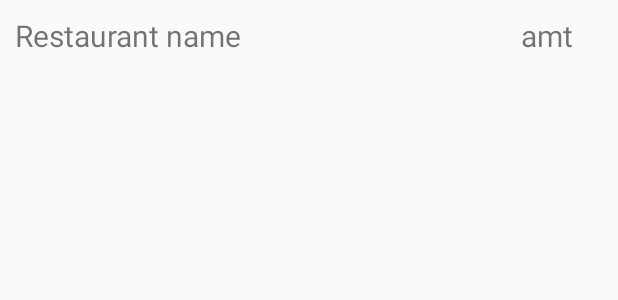
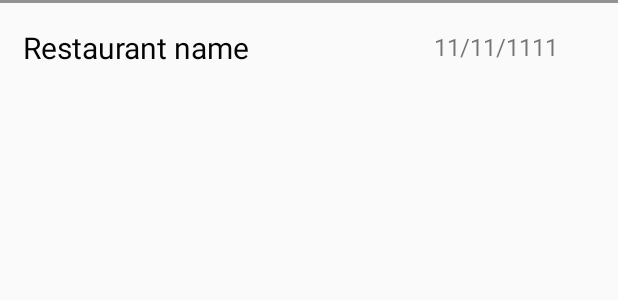
Before and after one commit to KameshRazer/FoodRunner, an Android app: the layout recyclerview_display_order_history.xml on its own in the app's theme, with its tools: preview values and no code run, on a phone screen of 412 x 824 dp. Shown: the top 300 px of the screen. Run offline under Robolectric (Android 15) with nearby library versions, the phone set to English and light mode, and no system bars.

Commit message:
My order History design changed

```diff
--- a/app/src/main/java/com/example/foodrunner/ui/orderHistory/FoodItemAdapter.kt
+++ b/app/src/main/java/com/example/foodrunner/ui/orderHistory/FoodItemAdapter.kt
@@ -10,7 +10,7 @@ import com.example.foodrunner.R
 class FoodItemAdapter(private val foodList: ArrayList<ArrayList<String>>): RecyclerView.Adapter<FoodItemAdapter.ViewHolder>() {
 
     override fun onCreateViewHolder(parent: ViewGroup, viewType: Int): ViewHolder {
-        val view = LayoutInflater.from(parent.context).inflate(R.layout.recyclerview_display_order_history,parent,false)
+        val view = LayoutInflater.from(parent.context).inflate(R.layout.recyclerview_display_oh_fooditem,parent,false)
         return ViewHolder(view)
     }
 
@@ -24,8 +24,8 @@ class FoodItemAdapter(private val foodList: ArrayList<ArrayList<String>>): Recyc
 
     class ViewHolder(itemView :View):RecyclerView.ViewHolder(itemView){
 
-        val resName = itemView.findViewById<TextView>(R.id.rvdo_res_name)
-        val totCost = itemView.findViewById<TextView>(R.id.rvdo_total_cost)
+        val resName = itemView.findViewById<TextView>(R.id.rvdof_food_name)
+        val totCost = itemView.findViewById<TextView>(R.id.rvdof_cost)
         fun bindItems(data :ArrayList<String>){
             resName.text = data[0]
             totCost.text = data[1]
--- a/app/src/main/res/layout/fragment_order_history.xml
+++ b/app/src/main/res/layout/fragment_order_history.xml
@@ -11,9 +11,9 @@
         android:id="@+id/textView8"
         android:layout_width="match_parent"
         android:layout_height="wrap_content"
-        android:text="Your previous order "
-        android:textSize="20sp"
-        android:padding="10dp"/>
+        android:text="Your previous orders are listed below: "
+        android:textSize="17sp"
+        android:padding="8dp"/>
 
     <androidx.recyclerview.widget.RecyclerView
         android:id="@+id/oh_recyclerview"
--- a/app/src/main/res/layout/recyclerview_display_order_history.xml
+++ b/app/src/main/res/layout/recyclerview_display_order_history.xml
@@ -2,25 +2,37 @@
 <RelativeLayout
     xmlns:android="http://schemas.android.com/apk/res/android" android:layout_width="match_parent"
     android:layout_height="wrap_content"
-    android:padding="10dp">
+    android:paddingBottom="10dp">
+    <RelativeLayout
+        android:id="@+id/rvdo_line_horizontal"
+        android:layout_width="match_parent"
+        android:layout_height="2dp"
+        android:background="#939191"/>
     <TextView
         android:id="@+id/rvdo_res_name"
         android:layout_width="wrap_content"
         android:layout_height="wrap_content"
+        android:layout_below="@id/rvdo_line_horizontal"
         android:text="Restaurant name"
+        android:layout_marginTop="16dp"
+        android:layout_marginLeft="15dp"
+        android:textColor="@color/Black"
         android:textSize="20sp"/>
     <TextView
         android:id="@+id/rvdo_total_cost"
         android:layout_width="wrap_content"
         android:layout_height="wrap_content"
+        android:layout_below="@id/rvdo_line_horizontal"
+        android:layout_marginTop="18dp"
         android:layout_alignParentEnd="true"
-        android:layout_marginRight="20dp"
-        android:text="amt"
-        android:textSize="20sp"/>
+        android:layout_marginRight="40dp"
+        android:text="11/11/1111"
+        android:textSize="16sp"/>
     <androidx.recyclerview.widget.RecyclerView
         android:id="@+id/rvdo_recylerview"
         android:layout_width="match_parent"
         android:layout_height="wrap_content"
-        android:layout_marginTop="10dp"
+        android:paddingLeft="5dp"
+        android:layout_marginTop="25dp"
         android:layout_below="@id/rvdo_res_name"/>
 </RelativeLayout>
--- a/app/src/main/res/navigation/mobile_navigation.xml
+++ b/app/src/main/res/navigation/mobile_navigation.xml
@@ -36,6 +36,6 @@
     <fragment
         android:id="@+id/nav_orderHistory"
         android:name="com.example.foodrunner.ui.orderHistory.OrderHistoryFragment"
-        android:label="@string/menu_oh"
+        android:label="@string/menu_moh"
         tools:layout="@layout/fragment_order_history" />
 </navigation>
--- a/app/src/main/res/values/strings.xml
+++ b/app/src/main/res/values/strings.xml
@@ -13,6 +13,7 @@
     <string name="menu_favouriteRestaurants">Favourite Restaurants</string>
     <string name="menu_FAQs">Frequently Asked Questions</string>
     <string name="menu_oh">Order History</string>
+    <string name="menu_moh">My Order History</string>
     <string name="menu_faqs">FAQs</string>
     <string name="menu_logout">Logout</string>
 
```
Also changed, not shown: app/src/main/java/com/example/foodrunner/ui/orderHistory/OrderHistoryAdapter.kt (+16 -2 lines), app/src/main/java/com/example/foodrunner/ui/orderHistory/OrderHistoryFragment.kt (+1 -12 lines), app/src/main/res/layout/recyclerview_display_oh_fooditem.xml (added, +46 -0 lines).
